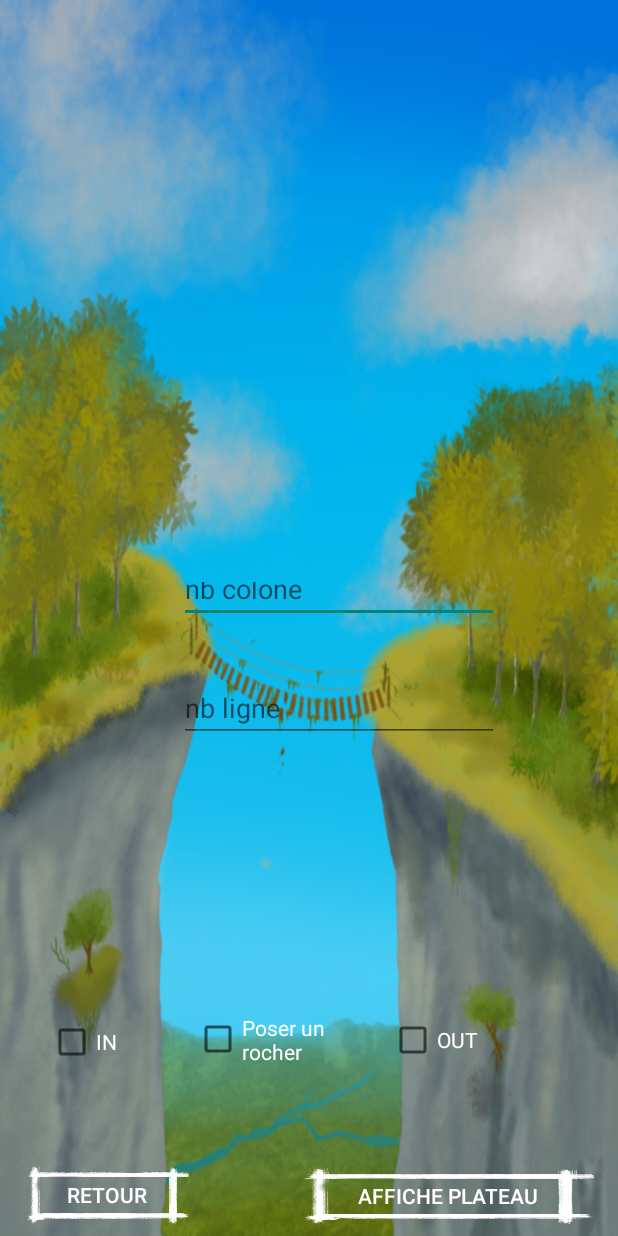
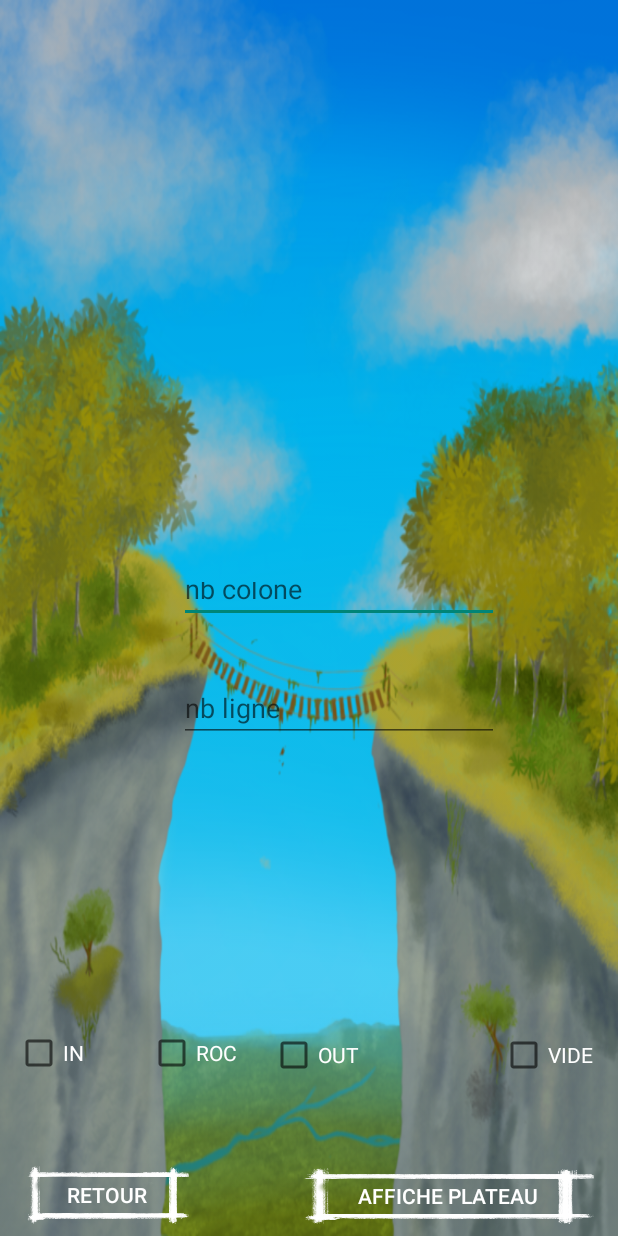
Before and after one commit to CorentinGautier/SIAMAMUSE, an Android app: the Activity_CreationPlateau screen opened directly, with no data from a screen before it, on a phone screen of 412 x 824 dp. Run offline under Robolectric (Android 15) with nearby library versions, the phone set to English and light mode, and no system bars.

Commit message:
avec le pion vide

```diff
--- a/app/src/main/java/corp/siam/siamamuse/Plateau/Activity_CreationPlateau.java
+++ b/app/src/main/java/corp/siam/siamamuse/Plateau/Activity_CreationPlateau.java
@@ -40,6 +40,7 @@ public class Activity_CreationPlateau extends AppCompatActivity {
     CheckBox checkBoxOUT;
     CheckBox checkBoxPoserRocher;
     CheckBox checkBoxIN;
+    CheckBox checkBoxVIDE;
 
     @Override
     protected void onCreate(Bundle savedInstanceState) {
@@ -51,6 +52,7 @@ public class Activity_CreationPlateau extends AppCompatActivity {
          checkBoxOUT = findViewById(R.id.checkBoxOUT) ;
         checkBoxPoserRocher= findViewById(R.id.checkBoxPoserUnRocher);
        checkBoxIN= findViewById(R.id.checkBoxIN);
+        checkBoxVIDE= findViewById(R.id.checkBoxVIDE);
         affichePlateau = (Button) findViewById(R.id.affichePlateau);
         affichePlateau.setOnClickListener(new View.OnClickListener() { // Notre classe anonyme
             public void onClick(View view) {
@@ -107,6 +109,8 @@ public class Activity_CreationPlateau extends AppCompatActivity {
             etatActuel = 1; // rocher
         }else if(checkBoxIN. isChecked ()){
             etatActuel=3; //IN
+        }else if(checkBoxVIDE. isChecked ()){
+            etatActuel=2; //VIDE
         }else{
             fenetrePopUp();
         }
--- a/app/src/main/java/corp/siam/siamamuse/Plateau/PionImage.java
+++ b/app/src/main/java/corp/siam/siamamuse/Plateau/PionImage.java
@@ -14,12 +14,14 @@ public class PionImage {
     ImageButton imagePion;
 
     public static final int ETATIN = 1 ; //Etat ou on peut entré ses pion au depart
-    public static final int ETATROCHERS = 2; //ajoute ou tu veux les rochers
+    public static final int ETATVIDE = 2; //ajoute ou tu veux les rochers
     public static final int ETATOUT = 3 ; //les cases que l'on enlve
+
 
     private int etatActuel;
     //mode = mode choisi par l'utilsateur
     int mode = 0 ;// pour le mode out
+    //mode 2 pour vide
     //mode 1 pour poser un rocher
     //mode 3 pour In
 
@@ -40,6 +42,8 @@ public class PionImage {
             etatActuel = 1; // rocher
         }else if(context.checkBoxIN. isChecked ()){
             etatActuel=3; //IN
+        }else if(context.checkBoxVIDE. isChecked ()){
+            etatActuel=2; //vide
         }else{
             try {
                 context.fenetrePopUp();
@@ -51,6 +55,8 @@ public class PionImage {
             imagePion.setBackgroundResource(R.drawable.rocher);
         }else if (etatActuel == 3){
             imagePion.setBackgroundResource(R.drawable.in);
+        }else if (etatActuel == 2){
+            imagePion.setBackgroundResource(R.drawable.vide);
         }else {
             imagePion.setBackgroundResource(R.drawable.out);
         }
@@ -64,11 +70,10 @@ public class PionImage {
         imagePion.setOnClickListener(new View.OnClickListener() { // Notre classe anonyme
             public void onClick(View view) {
 
-
                             }
         });
     }
-
+/*
     public void setEtat(final Plateau unplateau, final int i2, final int j2){
         if(mode == 0){
             imagePion.setOnClickListener(new View.OnClickListener() { // Notre classe anonyme
@@ -84,13 +89,13 @@ public class PionImage {
                    setEtat("Rocher");
                 }
             });
-       /* }else if (mode == 2){ //surprimer la case
+        }else if (mode == 2){ //surprimer la case
             imagePion.setOnClickListener(new View.OnClickListener() { // Notre classe anonyme
                 public void onClick(View view) {
-                    modeSupprCase(unplateau,i2,j2);
-                    this.setEtat("Out");
+                    modeVide(unplateau,i2,j2);
+                    this.setEtat("Vide");
                 }
-            });*/
+            });
         }else if (mode == 3){ // met les case en mode départ
             imagePion.setOnClickListener(new View.OnClickListener() { // Notre classe anonyme
                 public void onClick(View view) {
@@ -108,9 +113,11 @@ public class PionImage {
             etatActuel = ETATROCHERS;
         }else if (etat== "In"){
             etatActuel = ETATIN;
+        }else if (etat== "Vide"){
+            etatActuel = ETATVIDE;
         }
     }
-
+*/
     private void modeOut(Plateau unplateau,int nbLignes,int nbColones) {
         unplateau.ajoutCaseOut(nbLignes,nbColones);
     }
--- a/app/src/main/res/layout/activity__creation_plateau.xml
+++ b/app/src/main/res/layout/activity__creation_plateau.xml
@@ -83,27 +83,26 @@
 
     <CheckBox
         android:id="@+id/checkBoxIN"
-        android:layout_width="wrap_content"
+        android:layout_width="55dp"
         android:layout_height="wrap_content"
         android:layout_alignEnd="@+id/buttonRetour"
         android:layout_alignParentStart="true"
-        android:textColor="@android:color/white"
         android:layout_alignParentBottom="true"
-        android:layout_marginStart="32dp"
-        android:layout_marginBottom="113dp"
-        android:text="IN" />
+        android:layout_marginStart="10dp"
+        android:layout_marginEnd="61dp"
+        android:layout_marginBottom="106dp"
+        android:text="IN"
+        android:textColor="@android:color/white" />
 
     <CheckBox
         android:id="@+id/checkBoxPoserUnRocher"
-        android:layout_width="wrap_content"
+        android:layout_width="82dp"
         android:layout_height="wrap_content"
         android:layout_alignTop="@+id/checkBoxIN"
         android:layout_alignParentEnd="true"
-        android:layout_marginStart="3dp"
-        android:layout_marginTop="-3dp"
-        android:layout_marginEnd="161dp"
-        android:layout_toEndOf="@+id/checkBoxIN"
-        android:text="Poser un rocher"
+        android:layout_marginTop="0dp"
+        android:layout_marginEnd="231dp"
+        android:text="ROC"
         android:textColor="@android:color/white" />
 
     <CheckBox
@@ -111,12 +110,23 @@
         android:layout_width="wrap_content"
         android:layout_height="wrap_content"
         android:layout_alignTop="@+id/checkBoxIN"
-        android:layout_alignParentEnd="true"
-        android:layout_marginStart="133dp"
-        android:layout_marginTop="-1dp"
-        android:layout_marginEnd="31dp"
-        android:layout_toEndOf="@+id/checkBoxIN"
+        android:layout_marginStart="-232dp"
+        android:layout_marginTop="1dp"
+        android:layout_toEndOf="@+id/checkBoxPoserUnRocher"
         android:text="OUT"
         android:textColor="@android:color/white" />
 
+    <CheckBox
+        android:id="@+id/checkBoxVIDE"
+        android:layout_width="wrap_content"
+        android:layout_height="wrap_content"
+        android:layout_alignTop="@+id/checkBoxIN"
+        android:layout_alignParentEnd="true"
+        android:layout_marginStart="94dp"
+        android:layout_marginTop="1dp"
+        android:layout_marginEnd="16dp"
+        android:layout_toEndOf="@+id/checkBoxOUT"
+        android:text="VIDE"
+        android:textColor="@android:color/white" />
+
 </RelativeLayout>
```
Also changed, not shown: app/src/main/res/drawable/vide.png (added).
